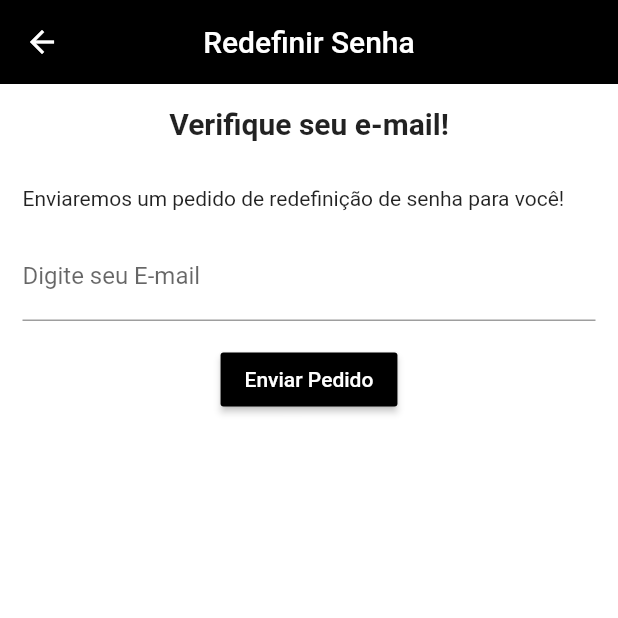
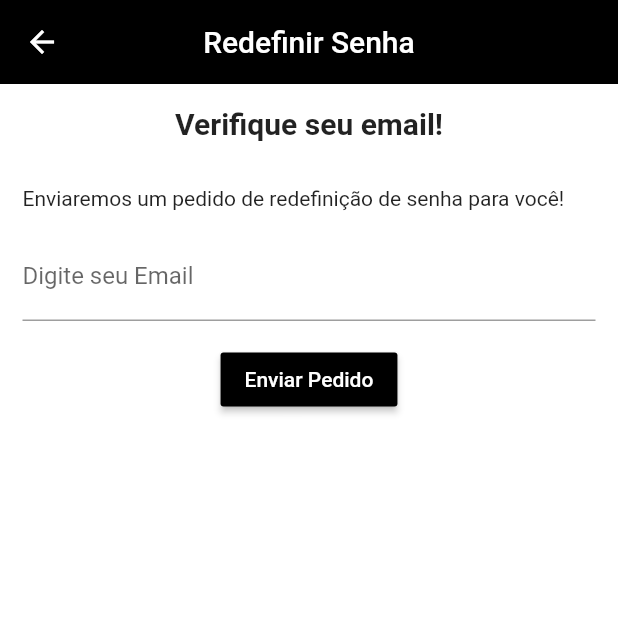
Before and after one commit to HayberGabriel/mobile, a Flutter app: the ResetScreen screen opened directly, on a phone screen of 412 x 824 dp, the top half of it. Run offline on Flutter 3.47's test engine with Material 2 defaults, Android fonts, the phone set to English and light mode, and no system bars; our stand-ins replace brasil_fields, carousel_pro, cloud_firestore, dio, firebase_auth, firebase_messaging and 10 more; missing offline and left inert: alphabet_list_scroll_view, map_launcher; accounts and stored records are empty.

Commit message:
Fiz a tela de "Esqueci a Senha"

```diff
--- a/lib/main.dart
+++ b/lib/main.dart
@@ -17,6 +17,7 @@ import 'package:lojavirtual/screens/confirmation/confirmation_screen.dart';
 import 'package:lojavirtual/screens/edit_product/edit_product_screen.dart';
 import 'package:lojavirtual/screens/login/login_screen.dart';
 import 'package:lojavirtual/screens/product/product_screen.dart';
+import 'package:lojavirtual/screens/reset_password/reset_screen.dart';
 import 'package:lojavirtual/screens/select_product/select_product_screen.dart';
 import 'package:lojavirtual/screens/signup/signup_screen.dart';
 import 'package:lojavirtual/screens/signup/signup_seller_screen.dart';
@@ -99,6 +100,10 @@ class MyApp extends StatelessWidget {
               return MaterialPageRoute(
                   builder: (_) => SignUpSellerScreen()
               );
+            case '/reset':
+              return MaterialPageRoute(
+                  builder: (_) => ResetScreen()
+              );
             case '/product':
               return MaterialPageRoute(
                   builder: (_) => ProductScreen(
--- a/lib/screens/login/login_screen.dart
+++ b/lib/screens/login/login_screen.dart
@@ -192,7 +192,7 @@ class LoginScreen extends StatelessWidget {
                 alignment: Alignment.centerRight,
                 child: FlatButton(
                   onPressed: (){
-
+                    Navigator.of(context).pushNamed('/reset');
                   },
                   padding: EdgeInsets.zero,
                   child: const Text(
--- a/lib/screens/reset_password/reset_screen.dart
+++ b/lib/screens/reset_password/reset_screen.dart
@@ -21,7 +21,7 @@ class _ResetScreenState extends State<ResetScreen> {
         children: [
           Padding(
             padding: const EdgeInsets.all(15.0),
-            child: Text('Verifique seu e-mail!',
+            child: Text('Verifique seu email!',
               style: TextStyle(fontSize: 20,fontWeight: FontWeight.bold),),
           ),
           Padding(
@@ -36,7 +36,7 @@ class _ResetScreenState extends State<ResetScreen> {
           Padding(padding: const EdgeInsets.only(left: 15,right: 15,bottom: 15),
             child: TextField(
               decoration: InputDecoration(
-                labelText: 'Digite seu E-mail',
+                labelText: 'Digite seu Email',
                 hintStyle: TextStyle(color: Colors.black),
               ),
               onChanged: (value){
```
